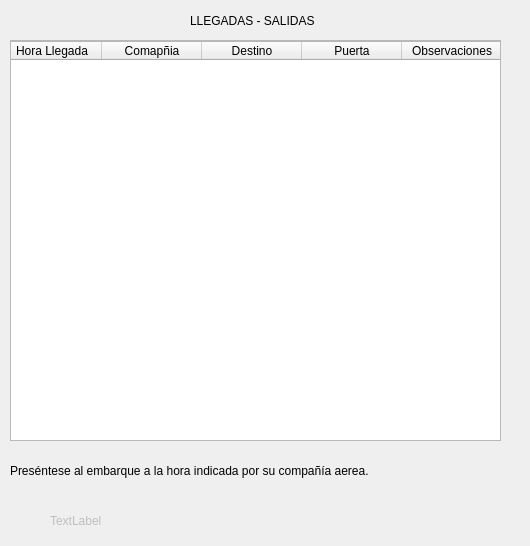
Qt form Tomeu_Widgets/VuelosUI/mainwindow.ui (DiiegoLopez/ProyectoVuelos) before a commit.
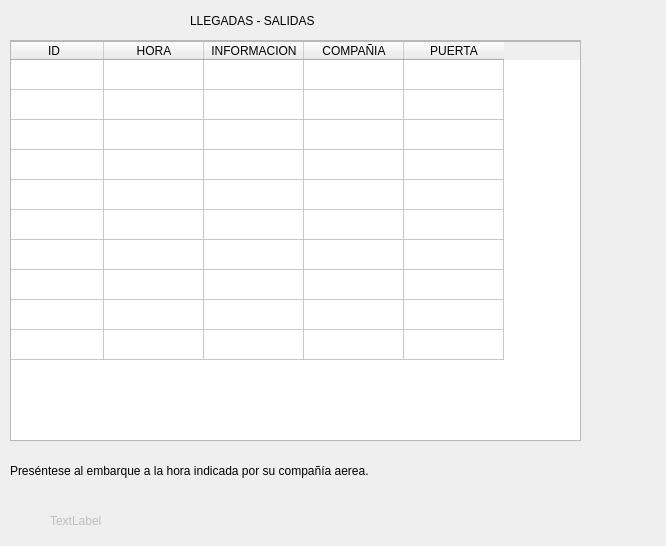
The same form after that commit.

Patch:
```diff
--- a/Tomeu_Widgets/VuelosUI/mainwindow.ui
+++ b/Tomeu_Widgets/VuelosUI/mainwindow.ui
@@ -6,7 +6,7 @@
    <rect>
     <x>0</x>
     <y>0</y>
-    <width>530</width>
+    <width>666</width>
     <height>546</height>
    </rect>
   </property>
@@ -45,7 +45,7 @@
      <rect>
       <x>10</x>
       <y>40</y>
-      <width>491</width>
+      <width>571</width>
       <height>401</height>
      </rect>
     </property>
@@ -57,7 +57,7 @@
       <rect>
        <x>0</x>
        <y>0</y>
-       <width>489</width>
+       <width>569</width>
        <height>399</height>
       </rect>
      </property>
@@ -66,33 +66,83 @@
        <rect>
         <x>-10</x>
         <y>0</y>
-        <width>511</width>
+        <width>611</width>
         <height>401</height>
        </rect>
       </property>
+      <row>
+       <property name="text">
+        <string/>
+       </property>
+      </row>
+      <row>
+       <property name="text">
+        <string/>
+       </property>
+      </row>
+      <row>
+       <property name="text">
+        <string/>
+       </property>
+      </row>
+      <row>
+       <property name="text">
+        <string/>
+       </property>
+      </row>
+      <row>
+       <property name="text">
+        <string/>
+       </property>
+      </row>
+      <row>
+       <property name="text">
+        <string/>
+       </property>
+      </row>
+      <row>
+       <property name="text">
+        <string/>
+       </property>
+      </row>
+      <row>
+       <property name="text">
+        <string/>
+       </property>
+      </row>
+      <row>
+       <property name="text">
+        <string/>
+       </property>
+      </row>
+      <row>
+       <property name="text">
+        <string/>
+       </property>
+      </row>
       <column>
        <property name="text">
-        <string>Hora Llegada</string>
+        <string>ID</string>
        </property>
       </column>
       <column>
        <property name="text">
-        <string>Comapñia</string>
+        <string>HORA</string>
        </property>
       </column>
       <column>
        <property name="text">
-        <string>Destino</string>
+        <string>INFORMACION</string>
        </property>
       </column>
       <column>
        <property name="text">
-        <string>Puerta</string>
+        <string>COMPAÑIA</string>
        </property>
       </column>
       <column>
        <property name="text">
-        <string>Observaciones</string>
+        <string>PUERTA</string>
        </property>
       </column>
      </widget>
```
Left out of the diff: 2 changed lines with no effect on the pictures.
